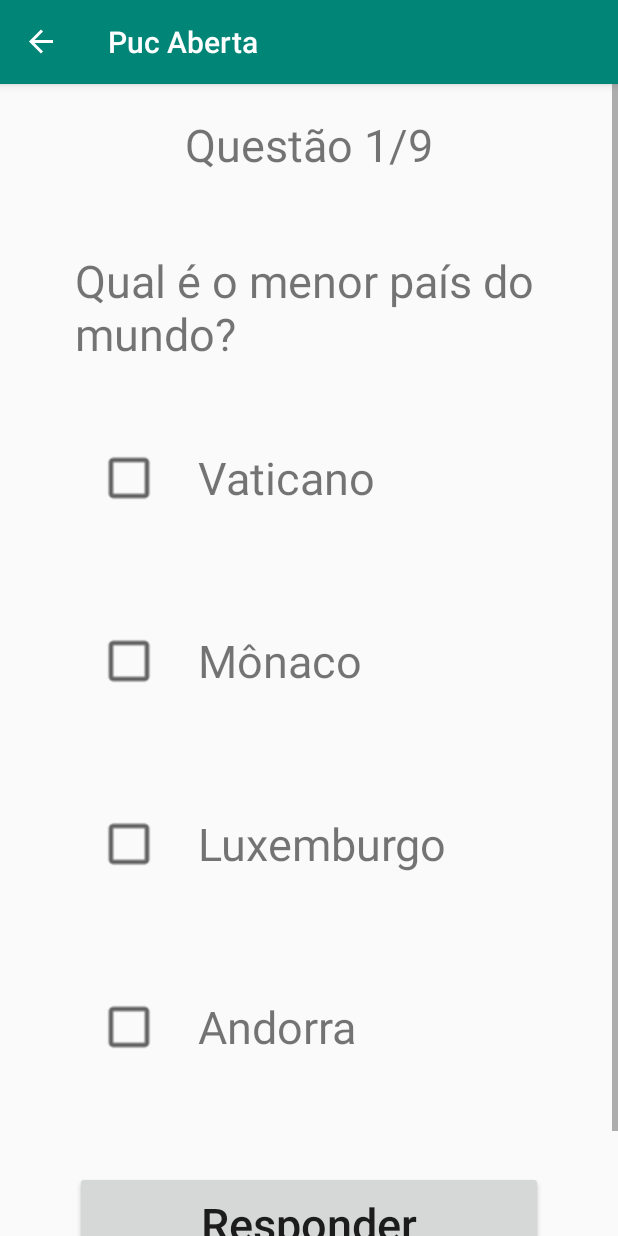
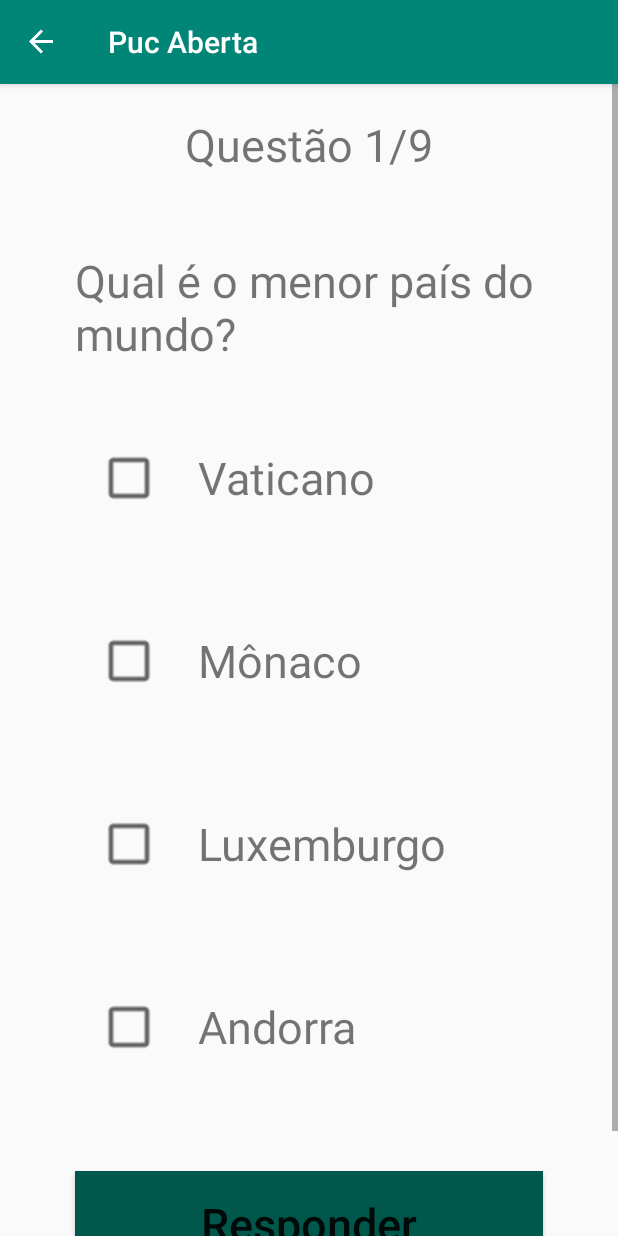
Before and after one commit to lrmvasconcelos/circuito_pucminas, an Android app: the screen it shows after launch (HomeActivity), after a tap on "Próximo", on a phone screen of 412 x 824 dp. Run offline under Robolectric (Android 15) with nearby library versions, the phone set to English and light mode, and no system bars; our stand-ins replace navigation-ui.

Commit message:
Terminado a persistencia do estado do app, caso o usuario feche o app e adicionado tela de resultado

```diff
--- a/PucAberta/app/src/main/AndroidManifest.xml
+++ b/PucAberta/app/src/main/AndroidManifest.xml
@@ -3,6 +3,7 @@
     package="pucaberta.pucminas.com">
 
     <application
+        android:name=".MyApplication"
         android:allowBackup="true"
         android:icon="@mipmap/ic_launcher"
         android:label="@string/app_name"
--- /dev/null
+++ b/PucAberta/app/src/main/java/pucaberta/pucminas/com/MyApplication.kt
@@ -0,0 +1,77 @@
+package pucaberta.pucminas.com
+
+import android.app.Application
+import pucaberta.pucminas.com.model.QuestionsFile
+
+class MyApplication : Application() {
+    private lateinit var mPref: MySPreferencesManager
+    override fun onCreate() {
+        super.onCreate()
+        instance = this
+        MySPreferencesManager.initializeInstance(this)
+        mPref = MySPreferencesManager.instance!!
+    }
+
+    companion object {
+        lateinit var instance: MyApplication
+            private set
+        private const val SCORE_KEY = "score_key"
+        private const val CURRENT_KEY = "current_key"
+        private const val QUESTIONS_KEY = "question_key"
+        private const val QUESTION_PROGRESS = "question_progress_key"
+        private const val GAME_PROGRESS = "game_progress_key"
+    }
+
+    fun saveCurrentQuestion(score: Int) {
+        mPref.setValue(CURRENT_KEY, score)
+    }
+
+    fun getCurrentQuestion(): Int {
+        return mPref.getInt(CURRENT_KEY, 0)
+    }
+
+    fun saveScore(score: Int) {
+        mPref.setValue(SCORE_KEY, score)
+    }
+
+    fun getScore(): Int {
+        return mPref.getInt(SCORE_KEY, 0)
+    }
+
+    fun saveQuestions(questions: QuestionsFile) {
+        mPref.saveObject(QUESTIONS_KEY, questions)
+    }
+
+    fun getQuestions(): QuestionsFile? {
+        return mPref.getObject(QUESTIONS_KEY)
+    }
+
+    fun saveGameProgress(progress: Boolean) {
+        mPref.setValue(GAME_PROGRESS, progress)
+    }
+
+    fun isGameInProgress(): Boolean {
+        return mPref.getBoolean(GAME_PROGRESS,false)
+    }
+
+    fun isQuestionsFinished(): Boolean {
+        return mPref.getBoolean(QUESTION_PROGRESS,false)
+    }
+
+
+    fun clearData() {
+        mPref.remove(QUESTIONS_KEY)
+        mPref.remove(SCORE_KEY)
+        mPref.remove(GAME_PROGRESS)
+        mPref.remove(QUESTION_PROGRESS)
+        mPref.remove(CURRENT_KEY)
+    }
+
+    fun startQuestions(){
+        mPref.setValue(QUESTION_PROGRESS, false)
+    }
+
+    fun finishQuestions() {
+        mPref.setValue(QUESTION_PROGRESS, true)
+    }
+}
--- /dev/null
+++ b/PucAberta/app/src/main/java/pucaberta/pucminas/com/MySPreferencesManager.kt
@@ -0,0 +1,78 @@
+package pucaberta.pucminas.com
+
+import android.content.Context
+import android.content.SharedPreferences
+import com.google.gson.Gson
+import pucaberta.pucminas.com.model.Question
+import pucaberta.pucminas.com.model.QuestionsFile
+
+
+class MySPreferencesManager private constructor(context: Context) {
+
+    private val mPref: SharedPreferences
+
+    init {
+        mPref = context.getSharedPreferences(PATH, Context.MODE_PRIVATE)
+    }
+
+    fun setValue(key: String, value: String) {
+        mPref.edit().putString(key, value).apply()
+    }
+
+    fun setValue(key: String, value: Boolean) {
+        mPref.edit().putBoolean(key, value).apply()
+    }
+
+    fun setValue(key: String, value: Int) {
+        mPref.edit().putInt(key, value).apply()
+    }
+
+    fun getString(key: String): String {
+        return mPref.getString(key, "")
+    }
+
+    fun getBoolean(key: String, defValue: Boolean): Boolean {
+        return mPref.getBoolean(key, defValue)
+    }
+
+    fun getInt(key: String, defValue: Int): Int {
+        return mPref.getInt(key, defValue)
+    }
+
+
+    fun getObject(key: String): QuestionsFile? {
+        val gson = Gson()
+        val json = mPref.getString(key, "")
+        return gson.fromJson<QuestionsFile>(json, QuestionsFile::class.java)
+    }
+
+    fun saveObject(key: String, questionsFile: QuestionsFile) {
+        val gson = Gson()
+        val json = gson.toJson(questionsFile)
+        mPref.edit().putString(key, json).apply()
+    }
+
+    fun remove(key: String) {
+        mPref.edit()
+                .remove(key)
+                .apply()
+    }
+    companion object {
+        private var sInstance: MySPreferencesManager? = null
+        const val PATH = "path_spref_data"
+        @Synchronized
+        fun initializeInstance(context: Context) {
+            if (sInstance == null) {
+                sInstance = MySPreferencesManager(context)
+            }
+        }
+
+        val instance: MySPreferencesManager?
+            @Synchronized get() {
+                if (sInstance == null) {
+                    initializeInstance(MyApplication.instance)
+                }
+                return sInstance
+            }
+    }
+}
--- a/PucAberta/app/src/main/java/pucaberta/pucminas/com/model/Level.kt
+++ b/PucAberta/app/src/main/java/pucaberta/pucminas/com/model/Level.kt
@@ -3,4 +3,4 @@ package pucaberta.pucminas.com.model
 import com.google.gson.annotations.SerializedName
 
 class Level(@SerializedName("tipo")val type: Int,
-            @SerializedName("pergunta")val questions: Array<Question>)
+            @SerializedName("pergunta")val questions: MutableList<Question>)
--- a/PucAberta/app/src/main/java/pucaberta/pucminas/com/ui/questions/QuestionResponse.kt
+++ b/PucAberta/app/src/main/java/pucaberta/pucminas/com/model/QuestionResponse.kt
@@ -1,4 +1,4 @@
-package pucaberta.pucminas.com.ui.questions
+package pucaberta.pucminas.com.model
 
 import pucaberta.pucminas.com.model.Question
 
--- a/PucAberta/app/src/main/java/pucaberta/pucminas/com/model/QuestionsFile.kt
+++ b/PucAberta/app/src/main/java/pucaberta/pucminas/com/model/QuestionsFile.kt
@@ -9,4 +9,16 @@ class QuestionsFile(@SerializedName("niveis") val levels: Array<Level>){
         for (level in levels) for (question in level.questions) count++
         return count
     }
+
+    fun allQuestions (): MutableList<Question> {
+        val list = mutableListOf<Question>()
+        list.addAll(levels[0].questions)
+        list.addAll(levels[1].questions)
+        list.addAll(levels[2].questions)
+        return list
+    }
+
+    fun removeFirst() {
+
+    }
 }
--- a/PucAberta/app/src/main/java/pucaberta/pucminas/com/ui/code/CodeFragment.kt
+++ b/PucAberta/app/src/main/java/pucaberta/pucminas/com/ui/code/CodeFragment.kt
@@ -1,5 +1,6 @@
 package pucaberta.pucminas.com.ui.code
 
+import android.arch.lifecycle.Observer
 import android.arch.lifecycle.ViewModelProviders
 import android.os.Bundle
 import android.support.v4.app.Fragment
@@ -28,7 +29,7 @@ class CodeFragment : Fragment() {
     override fun onActivityCreated(savedInstanceState: Bundle?) {
         super.onActivityCreated(savedInstanceState)
         viewModel = ViewModelProviders.of(this).get(CodeViewModel::class.java)
-
+        observeViewModel()
         btnNext.setOnClickListener {
             if (checkCode()) {
                 val bundle = Bundle()
@@ -38,6 +39,16 @@ class CodeFragment : Fragment() {
                         .navigate(R.id.action_codeFragment_to_questionFragment, bundle)
             }
         }
+    }
+
+    private fun observeViewModel() {
+        viewModel.questionsLiveData.observe(this, Observer {
+            val bundle = Bundle()
+            bundle.putString("questions", it)
+            Navigation.findNavController(activity!!, R.id.myFragment)
+                    .navigate(R.id.action_codeFragment_to_questionFragment, bundle)
+
+        })
     }
 
     private fun checkCode(): Boolean {
--- a/PucAberta/app/src/main/java/pucaberta/pucminas/com/ui/code/CodeViewModel.kt
+++ b/PucAberta/app/src/main/java/pucaberta/pucminas/com/ui/code/CodeViewModel.kt
@@ -1,26 +1,43 @@
 package pucaberta.pucminas.com.ui.code
 
+import android.arch.lifecycle.MutableLiveData
 import android.arch.lifecycle.ViewModel
 import com.google.gson.Gson
+import pucaberta.pucminas.com.MyApplication
 import pucaberta.pucminas.com.model.Level
 import pucaberta.pucminas.com.model.QuestionsFile
 
 class CodeViewModel : ViewModel() {
+    val questionsLiveData = MutableLiveData<String>()
+    private val gson = Gson()
+
+    init {
+        if (isGameInProgress())
+            questionsLiveData.value = gson.toJson(getQuestions())
+    }
+
+    private fun getQuestions(): QuestionsFile? {
+        return MyApplication.instance.getQuestions()
+    }
+
+    private fun isGameInProgress(): Boolean {
+       return MyApplication.instance.isGameInProgress()
+    }
 
     fun getQuestionsJson(myJson: String): String {
-        val gson = Gson()
+
         val file = gson.fromJson(myJson, QuestionsFile::class.java)
-        val easyLevel = Level(type = 0, questions = arrayOf(
+        val easyLevel = Level(type = 0, questions = mutableListOf(
                 file.levels[0].questions[0],
                 file.levels[0].questions[1],
                 file.levels[0].questions[2]
         ))
-        val mediumLevel = Level(type = 0, questions = arrayOf(
+        val mediumLevel = Level(type = 1, questions = mutableListOf(
                 file.levels[1].questions[0],
                 file.levels[1].questions[1],
                 file.levels[1].questions[2]
         ))
-        val hardLevel = Level(type = 0, questions = arrayOf(
+        val hardLevel = Level(type = 2, questions = mutableListOf(
                 file.levels[2].questions[0],
                 file.levels[2].questions[1],
                 file.levels[2].questions[2]
--- a/PucAberta/app/src/main/java/pucaberta/pucminas/com/ui/questions/QuestionFragment.kt
+++ b/PucAberta/app/src/main/java/pucaberta/pucminas/com/ui/questions/QuestionFragment.kt
@@ -7,6 +7,9 @@ import android.support.v4.app.Fragment
 import android.view.LayoutInflater
 import android.view.View
 import android.view.ViewGroup
+import android.widget.Button
+import android.widget.Toast
+import androidx.navigation.Navigation
 import com.google.gson.Gson
 import kotlinx.android.synthetic.main.question_fragment.*
 
@@ -50,12 +53,38 @@ class QuestionFragment : Fragment() {
             answerChecked(3)
         }
 
+        btnAnswer.setOnClickListener {
+            viewModel.nextQuestion()
+            uncheckAnswers()
+        }
+    }
+
+    private fun uncheckAnswers() {
+        if (checkBoxA.isChecked)
+            checkBoxA.toggle()
+        if (checkBoxB.isChecked)
+            checkBoxB.toggle()
+        if (checkBoxC.isChecked)
+            checkBoxC.toggle()
+        if (checkBoxD.isChecked)
+            checkBoxD.toggle()
     }
 
     private fun observeQuestions() {
         viewModel.questionsLiveData.observe(this, Observer { response ->
             showQuestion(response?.question, response?.number!!)
         })
+        viewModel.btnStateLiveData.observe(this, Observer {
+            setButtonState(it)
+        })
+        viewModel.scoreLiveData.observe(this, Observer {
+            Navigation.findNavController(activity!!, R.id.myFragment)
+                    .navigate(R.id.action_questionFragment_to_resultFragment)
+        })
+    }
+
+    private fun setButtonState(isEnabled: Boolean?) {
+        btnAnswer.enabled(isEnabled)
     }
 
     private fun showQuestion(data: Question?, number: Int) {
@@ -70,7 +99,7 @@ class QuestionFragment : Fragment() {
     private fun answerChecked(answerNumber: Int) {
         when (answerNumber) {
             0 -> {
-                viewModel.answerChecked = 0
+                viewModel.checked(0)
                 if (checkBoxB.isChecked)
                     checkBoxB.toggle()
                 if (checkBoxC.isChecked)
@@ -79,7 +108,7 @@ class QuestionFragment : Fragment() {
                     checkBoxD.toggle()
             }
             1 -> {
-                viewModel.answerChecked = 1
+                viewModel.checked(1)
                 if (checkBoxA.isChecked)
                     checkBoxA.toggle()
                 if (checkBoxC.isChecked)
@@ -88,7 +117,7 @@ class QuestionFragment : Fragment() {
                     checkBoxD.toggle()
             }
             2 -> {
-                viewModel.answerChecked = 2
+                viewModel.checked(2)
                 if (checkBoxA.isChecked)
                     checkBoxA.toggle()
                 if (checkBoxB.isChecked)
@@ -97,7 +126,7 @@ class QuestionFragment : Fragment() {
                     checkBoxD.toggle()
             }
             3 -> {
-                viewModel.answerChecked = 3
+                viewModel.checked(3)
                 if (checkBoxA.isChecked)
                     checkBoxA.toggle()
                 if (checkBoxB.isChecked)
@@ -108,3 +137,10 @@ class QuestionFragment : Fragment() {
         }
     }
 }
+
+private fun Button.enabled(enabled: Boolean?) {
+    if (enabled!!)
+        this.setBackgroundColor(resources.getColor(R.color.buttonEnabled))
+    else
+        this.setBackgroundColor(resources.getColor(R.color.buttonDisabled))
+}
--- a/PucAberta/app/src/main/java/pucaberta/pucminas/com/ui/questions/QuestionViewModel.kt
+++ b/PucAberta/app/src/main/java/pucaberta/pucminas/com/ui/questions/QuestionViewModel.kt
@@ -3,18 +3,91 @@ package pucaberta.pucminas.com.ui.questions
 import android.arch.lifecycle.MutableLiveData
 import android.arch.lifecycle.ViewModel
 import com.google.gson.Gson
+import pucaberta.pucminas.com.MyApplication
+import pucaberta.pucminas.com.model.QuestionResponse
 import pucaberta.pucminas.com.model.QuestionsFile
 
 class QuestionViewModel(json: String) : ViewModel() {
+
     val questionsLiveData: MutableLiveData<QuestionResponse> = MutableLiveData()
+    val btnStateLiveData: MutableLiveData<Boolean> = MutableLiveData()
+    val scoreLiveData: MutableLiveData<Int> = MutableLiveData()
     private var numberQuestions = 0
-    private var currentQuestion = 0
-    private var questionFile: QuestionsFile = Gson().fromJson(json, QuestionsFile::class.java)
-    var answerChecked: Int = 0
+    private var currentQuestion = getCurrentQuestion()
+    private var correctAnswers = getScore()
+    private var questionFile: QuestionsFile? = Gson().fromJson(json, QuestionsFile::class.java)
+    private var questionsList = questionFile?.allQuestions()
+    private var answerChecked: Int = -1
 
     init {
-        numberQuestions = questionFile.size()
-        questionsLiveData.value =
-                QuestionResponse(number = currentQuestion, question = questionFile.levels[0].questions[currentQuestion])
+        if (isQuestionFinished()) {
+            scoreLiveData.value = 10
+        }  else {
+            numberQuestions = questionFile!!.size()
+            questionsLiveData.value =
+                    QuestionResponse(number = currentQuestion,
+                            question = questionsList!![currentQuestion])
+            btnStateLiveData.value = false
+            saveDataInstance()
+            startQuestions()
+        }
+    }
+
+    fun checked(answer: Int) {
+        answerChecked = if (answerChecked == answer) -1 else answer
+        btnStateLiveData.value = answerChecked != -1
+    }
+
+    fun nextQuestion() {
+        if (answerChecked != -1) {
+            checkQuestion(answerChecked)
+        }
+    }
+
+    private fun checkQuestion(answerChecked: Int) {
+        if (questionsList!![currentQuestion].answers[answerChecked].correct) {
+            correctAnswers++
+        }
+        currentQuestion++
+        if (currentQuestion < 9) {
+            this.answerChecked = -1
+            questionsLiveData.value = QuestionResponse(currentQuestion, questionsList!![currentQuestion])
+            btnStateLiveData.value = false
+        } else {
+            scoreLiveData.value = correctAnswers
+            finishQuestions()
+        }
+        saveDataInstance()
+    }
+
+    private fun saveDataInstance() {
+        MyApplication.instance.saveScore(correctAnswers)
+        MyApplication.instance.saveQuestions(questionFile!!)
+        MyApplication.instance.saveCurrentQuestion(currentQuestion)
+        MyApplication.instance.saveGameProgress(true)
+    }
+
+    private fun getCurrentQuestion(): Int {
+        return MyApplication.instance.getCurrentQuestion()
+    }
+
+    private fun isQuestionFinished(): Boolean {
+        return MyApplication.instance.isQuestionsFinished()
+    }
+
+    private fun startQuestions() {
+        MyApplication.instance.startQuestions()
+    }
+
+    private fun finishQuestions(){
+        MyApplication.instance.finishQuestions()
+    }
+
+    private fun getScore(): Int {
+        val score = MyApplication.instance.getScore()
+        return if (score == -1)
+            0
+        else
+            score
     }
 }
--- a/PucAberta/app/src/main/res/navigation/mobile_navigation.xml
+++ b/PucAberta/app/src/main/res/navigation/mobile_navigation.xml
@@ -13,8 +13,8 @@
         <action
             android:id="@+id/action_codeFragment_to_questionFragment"
             app:destination="@id/questionFragment"
-            app:launchSingleTop="false"
-            app:popUpToInclusive="false" />
+            app:launchSingleTop="true"
+            app:clearTask="true"/>
     </fragment>
     <fragment
         android:id="@+id/questionFragment"
@@ -24,5 +24,22 @@
         <argument
             android:name="questions"
             app:argType="string" />
+        <action
+            android:id="@+id/action_questionFragment_to_resultFragment"
+            app:destination="@+id/resultFragment"
+            app:clearTask="true"
+            app:launchSingleTop="true"
+            app:popUpTo="@+id/codeFragment" />
+    </fragment>
+    <fragment
+        android:id="@+id/resultFragment"
+        android:name="pucaberta.pucminas.com.ui.result.ResultFragment"
+        android:label="Puc Aberta"
+        tools:layout="@layout/result_fragment" >
+        <action
+            android:id="@+id/action_resultFragment_to_codeFragment"
+            app:destination="@id/codeFragment"
+            app:clearTask="true"
+            app:launchSingleTop="true"/>
     </fragment>
 </navigation>
--- a/PucAberta/app/src/main/res/values/colors.xml
+++ b/PucAberta/app/src/main/res/values/colors.xml
@@ -3,4 +3,7 @@
     <color name="colorPrimary">#008577</color>
     <color name="colorPrimaryDark">#00574B</color>
     <color name="colorAccent">#D81B60</color>
+
+    <color name="buttonEnabled">@color/colorAccent</color>
+    <color name="buttonDisabled">@color/colorPrimaryDark</color>
 </resources>
--- a/PucAberta/app/src/main/res/values/dimens.xml
+++ b/PucAberta/app/src/main/res/values/dimens.xml
@@ -22,4 +22,5 @@
     <dimen name="answer_margin_to">30dp</dimen>
     <dimen name="answer_margin_horizontal">40dp</dimen>
     <dimen name="question_number_text_size">30sp</dimen>
+    <dimen name="result_text_size">70sp</dimen>
 </resources>
--- a/PucAberta/app/src/main/res/values/strings.xml
+++ b/PucAberta/app/src/main/res/values/strings.xml
@@ -4,4 +4,7 @@
     <string name="btn_enter_code_text">Próximo</string>
     <string name="question_title">Questão %d/9 </string>
     <string name="btn_answer_text">Responder</string>
+    <string name="restart">Recomeçar</string>
+    <string name="congratulations">Parabéns o seu resultado foi: </string>
+    <string name="result">%d de 9 questões</string>
 </resources>
--- a/PucAberta/build.gradle
+++ b/PucAberta/build.gradle
@@ -8,7 +8,7 @@ buildscript {
         jcenter()
     }
     dependencies {
-        classpath 'com.android.tools.build:gradle:3.3.0-alpha10'
+        classpath 'com.android.tools.build:gradle:3.3.0-alpha11'
         classpath "org.jetbrains.kotlin:kotlin-gradle-plugin:$kotlin_version"
         // NOTE: Do not place your application dependencies here; they belong
         // in the individual module build.gradle files
```
Also changed, not shown: PucAberta/app/src/main/java/pucaberta/pucminas/com/ui/result/ResultFragment.kt (added, +45 -0 lines), PucAberta/app/src/main/java/pucaberta/pucminas/com/ui/result/ResultViewModel.kt (added, +20 -0 lines), PucAberta/app/src/main/res/layout/result_fragment.xml (added, +74 -0 lines).
